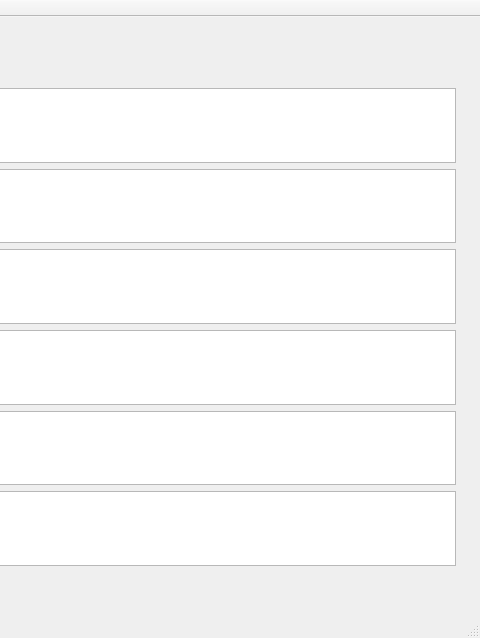
Old version of the form mainwindow.ui in the repository uAnthony/CursUbuntu; both pictures show x 674 to 1154 and y 0 to 638 of the 1154 by 638 pixel window.
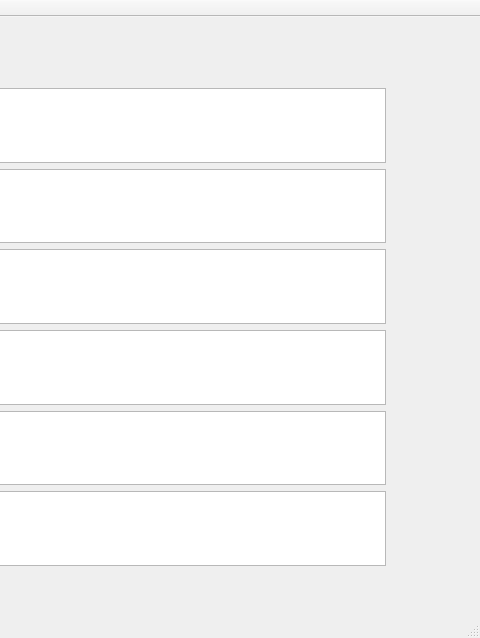
New version of the form. The open tabs and pages were chosen to show the change.

The edit to the form file:
```diff
--- a/mainwindow.ui
+++ b/mainwindow.ui
@@ -199,7 +199,7 @@
        <rect>
         <x>410</x>
         <y>10</y>
-        <width>731</width>
+        <width>661</width>
         <height>500</height>
        </rect>
       </property>
```
